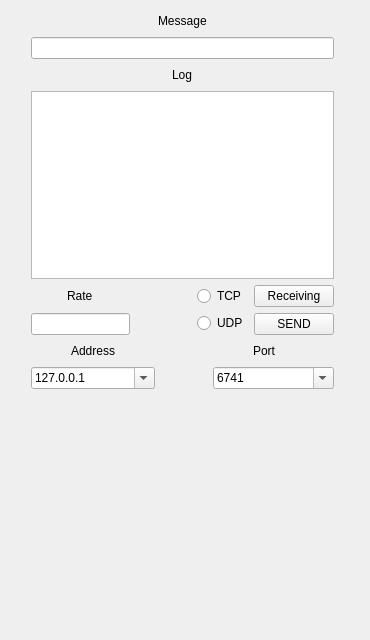
Old version of the form qt/TcpUdp/mainwindow.ui in the repository Muyk33rus/training.
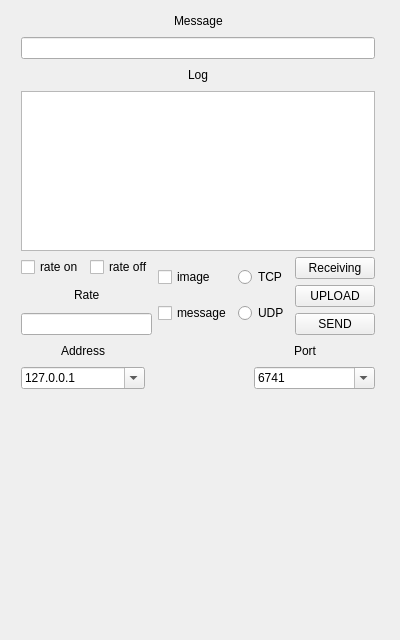
New version of the form.

```diff
--- a/qt/TcpUdp/mainwindow.ui
+++ b/qt/TcpUdp/mainwindow.ui
@@ -6,7 +6,7 @@
    <rect>
     <x>0</x>
     <y>0</y>
-    <width>370</width>
+    <width>400</width>
     <height>640</height>
    </rect>
   </property>
@@ -23,9 +23,9 @@
    <widget class="QWidget" name="layoutWidget">
     <property name="geometry">
      <rect>
-      <x>20</x>
+      <x>10</x>
       <y>0</y>
-      <width>325</width>
+      <width>376</width>
       <height>400</height>
      </rect>
     </property>
@@ -119,6 +119,24 @@
          </item>
          <item>
           <layout class="QVBoxLayout" name="verticalLayout_5">
+           <item>
+            <layout class="QHBoxLayout" name="horizontalLayout_10">
+             <item>
+              <widget class="QCheckBox" name="checkRateOn">
+               <property name="text">
+                <string>rate on</string>
+               </property>
+              </widget>
+             </item>
+             <item>
+              <widget class="QCheckBox" name="checkRateOff">
+               <property name="text">
+                <string>rate off</string>
+               </property>
+              </widget>
+             </item>
+            </layout>
+           </item>
            <item>
             <layout class="QHBoxLayout" name="horizontalLayout_7">
              <item>
@@ -174,6 +192,24 @@
            </property>
           </spacer>
          </item>
+         <item>
+          <layout class="QVBoxLayout" name="verticalLayout_8">
+           <item>
+            <widget class="QCheckBox" name="rImage">
+             <property name="text">
+              <string>image</string>
+             </property>
+            </widget>
+           </item>
+           <item>
+            <widget class="QCheckBox" name="rMessage">
+             <property name="text">
+              <string>message</string>
+             </property>
+            </widget>
+           </item>
+          </layout>
+         </item>
          <item>
           <spacer name="horizontalSpacer">
            <property name="orientation">
@@ -221,6 +257,13 @@
              </property>
             </widget>
            </item>
+           <item>
+            <widget class="QPushButton" name="upload">
+             <property name="text">
+              <string>UPLOAD</string>
+             </property>
+            </widget>
+           </item>
            <item>
             <widget class="QPushButton" name="send">
              <property name="text">
@@ -369,7 +412,7 @@
      <rect>
       <x>10</x>
       <y>409</y>
-      <width>351</width>
+      <width>371</width>
       <height>221</height>
      </rect>
     </property>
```
